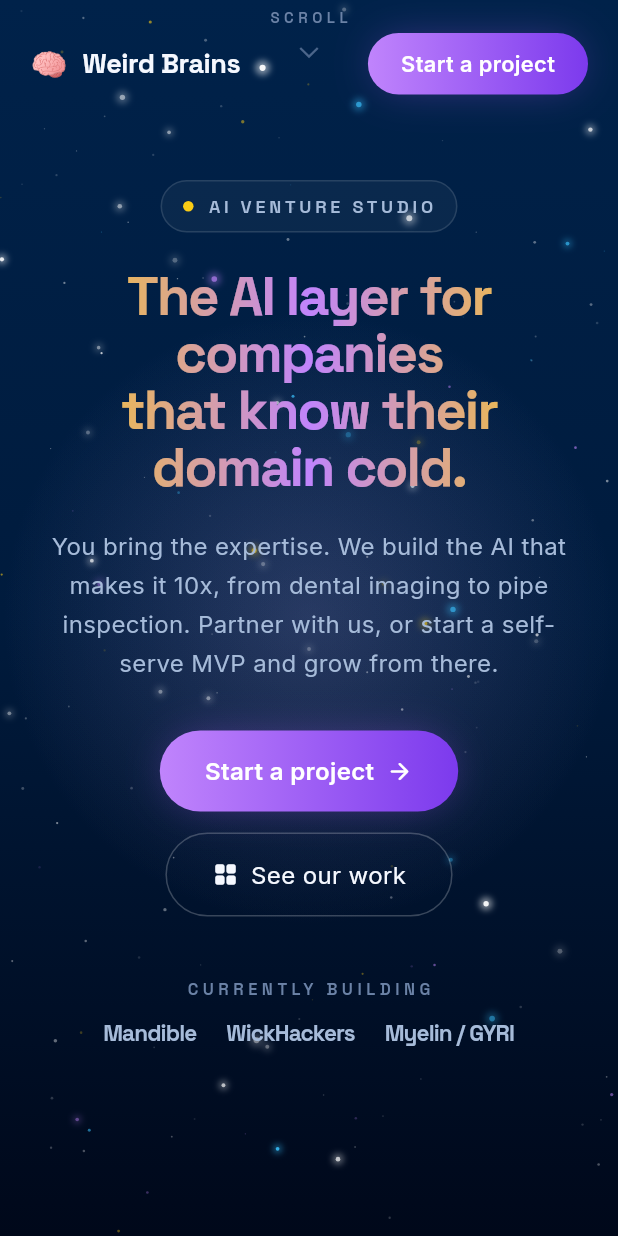
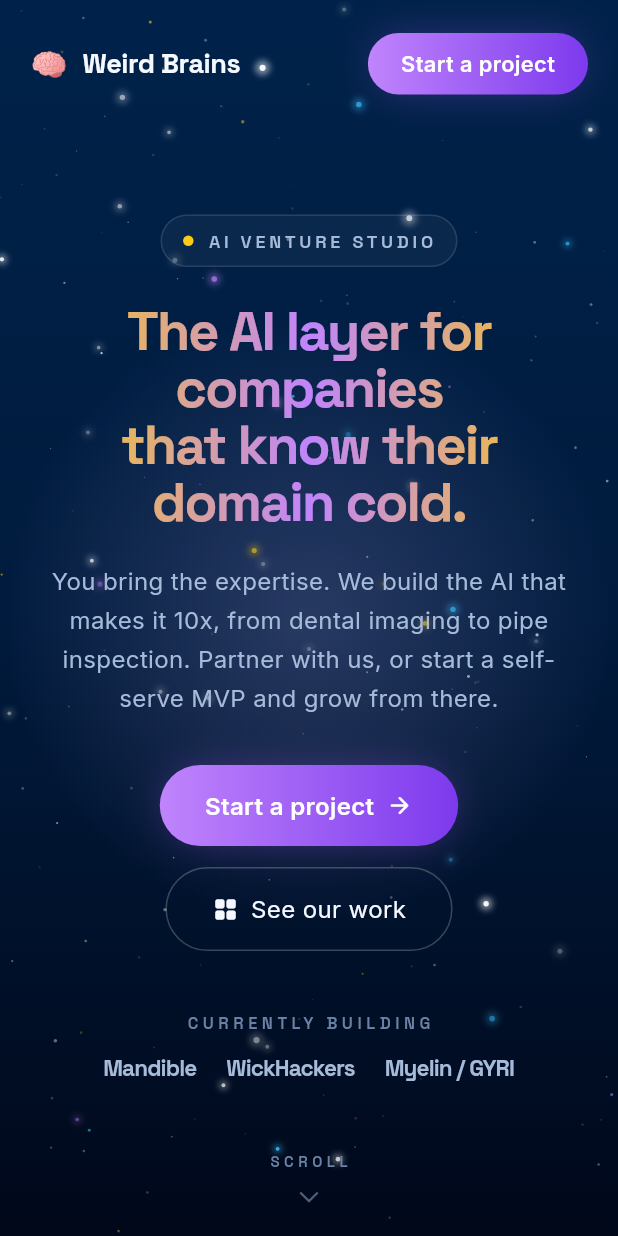
Before and after one commit to WeirdBrains/weirdbrains-website, a Flutter app: the screen it shows after launch, on a phone screen of 412 x 824 dp. Run offline on Flutter 3.47's test engine with Material 3 defaults, Android fonts, the phone set to English and light mode, and no system bars; our stand-ins replace go_router, google_fonts.

Commit message:
fix(hero): explicit height so the scroll indicator anchors to the bottom
The hero lives in a scroll view (unbounded height), which collapsed the
bottom-aligned scroll indicator to the top. Use an explicit viewport height.

Co-Authored-By: Claude Opus 4.8 <noreply@anthropic.com>

```diff
--- a/lib/widgets/hero_section.dart
+++ b/lib/widgets/hero_section.dart
@@ -18,8 +18,11 @@ class HeroSection extends StatelessWidget {
   Widget build(BuildContext context) {
     final narrow = isNarrow(context);
     final h = MediaQuery.of(context).size.height;
+    // Explicit height (not minHeight): the hero lives inside a scroll view, so
+    // an unbounded height would collapse the bottom-aligned scroll indicator.
+    final heroH = _qaHeight ?? (h < 700 ? 700.0 : h);
     return Container(
-      constraints: BoxConstraints(minHeight: _qaHeight ?? (h < 640 ? 640 : h)),
+      height: heroH,
       decoration: const BoxDecoration(
         gradient: LinearGradient(
           begin: Alignment.topCenter,
```
